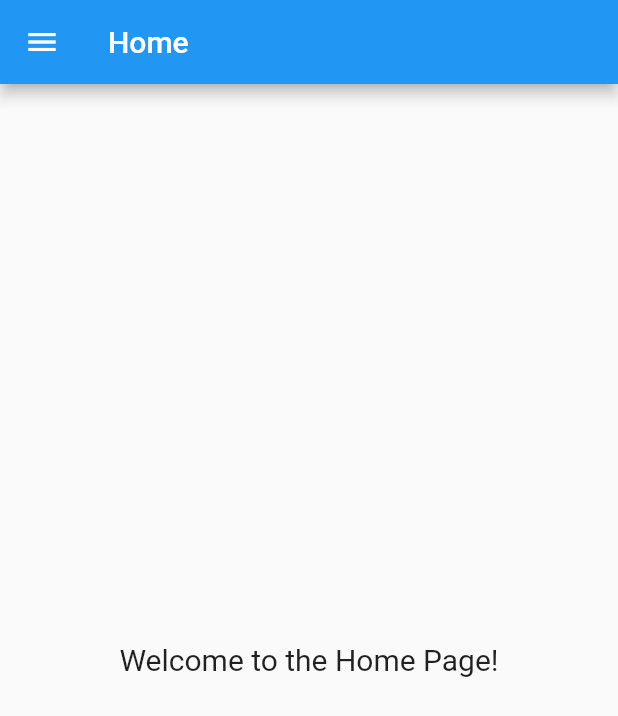
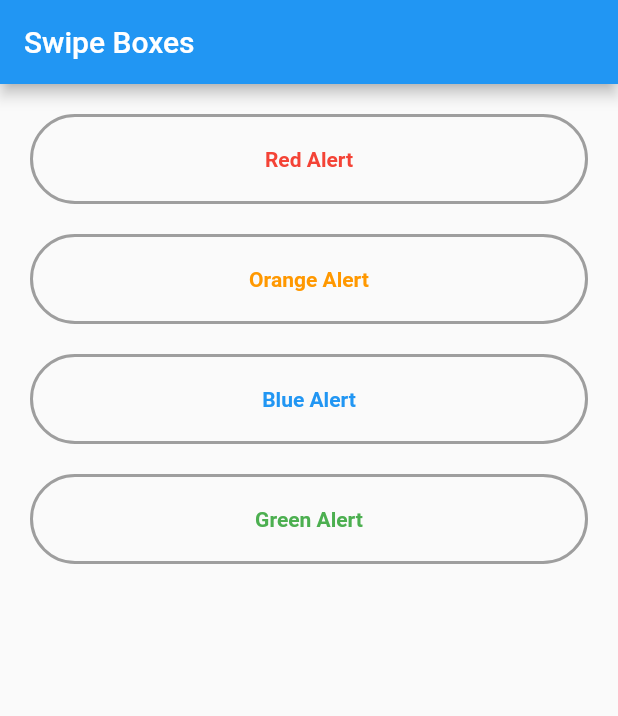
Before and after one commit to vishruth-r/AidLinkApp, a Flutter app: the HomePage screen opened directly, on a phone screen of 412 x 824 dp. Shown: the top 716 px of the screen. Run offline on Flutter 3.47's test engine with Material 2 defaults, Android fonts, the phone set to English and light mode, and no system bars; our stand-ins replace shared_preferences; accounts and stored records are empty.

Commit message:
feat: user homepage

```diff
--- a/lib/constants.dart
+++ b/lib/constants.dart
@@ -1,3 +1,3 @@
 class Constants {
-  static const String apiUrl = 'http://192.168.29.199:8000'; // Replace with your API endpoint
+  static const String apiUrl = 'api_url_here';
 }
--- a/lib/screens/home_page.dart
+++ b/lib/screens/home_page.dart
@@ -1,56 +1,108 @@
 import 'package:flutter/material.dart';
-import 'package:shared_preferences/shared_preferences.dart';
-import 'login_page.dart';
 
-class HomePage extends StatelessWidget {
+void main() {
+  runApp(MyApp());
+}
+
+class MyApp extends StatelessWidget {
+  @override
+  Widget build(BuildContext context) {
+    return MaterialApp(
+      title: 'Swipe Boxes',
+      theme: ThemeData(
+        primarySwatch: Colors.blue,
+      ),
+      home: HomePage(),
+    );
+  }
+}
+
+class HomePage extends StatefulWidget {
+  @override
+  _HomePageState createState() => _HomePageState();
+}
+
+class _HomePageState extends State<HomePage> {
+  Color _redBoxColor = Colors.grey;
+  Color _orangeBoxColor = Colors.grey;
+  Color _blueBoxColor = Colors.grey;
+  Color _greenBoxColor = Colors.grey;
+
+  bool _snackBarShown = false;
+
   @override
   Widget build(BuildContext context) {
     return Scaffold(
       appBar: AppBar(
-        title: Text('Home'),
+        title: Text('Swipe Boxes'),
       ),
-      drawer: Drawer(
-        child: ListView(
-          padding: EdgeInsets.zero,
-          children: <Widget>[
-            DrawerHeader(
-              decoration: BoxDecoration(
-                color: Colors.blue,
-              ),
-              child: Text(
-                'Drawer Header',
-                style: TextStyle(
-                  color: Colors.white,
-                  fontSize: 24,
-                ),
+      body: ListView(
+        padding: EdgeInsets.all(20.0),
+        children: [
+          _buildSwipeBox(Colors.red, _redBoxColor, "Red Alert"),
+          SizedBox(height: 20),
+          _buildSwipeBox(Colors.orange, _orangeBoxColor, "Orange Alert"),
+          SizedBox(height: 20),
+          _buildSwipeBox(Colors.blue, _blueBoxColor, "Blue Alert"),
+          SizedBox(height: 20),
+          _buildSwipeBox(Colors.green, _greenBoxColor, "Green Alert"),
+        ],
+      ),
+    );
+  }
+
+  Widget _buildSwipeBox(Color color, Color boxColor, String alertText) {
+    return SizedBox(
+      height: 60,
+      child: GestureDetector(
+        onHorizontalDragUpdate: (details) {
+          if (!_snackBarShown && details.delta.dx > 0) {
+            setState(() {
+              boxColor = color;
+              _showSnackBar(alertText);
+              _snackBarShown = true;
+            });
+          }
+          if (details.delta.dx < 0) {
+            setState(() {
+              boxColor = Colors.grey;
+              _snackBarShown = false;
+            });
+          }
+        },
+        child: Container(
+          decoration: BoxDecoration(
+            border: Border.all(
+              color: boxColor,
+              width: 2.0,
+            ),
+            borderRadius: BorderRadius.circular(30.0),
+          ),
+          child: Center(
+            child: Text(
+              alertText,
+              style: TextStyle(
+                color: color,
+                fontWeight: FontWeight.bold,
               ),
             ),
-            ListTile(
-              title: Text('Logout'),
-              onTap: () {
-                _logout(context);
-              },
-            ),
-          ],
-        ),
-      ),
-      body: Center(
-        child: Text(
-          'Welcome to the Home Page!',
-          style: TextStyle(fontSize: 20),
+          ),
         ),
       ),
     );
   }
 
-  Future<void> _logout(BuildContext context) async {
-    final SharedPreferences prefs = await SharedPreferences.getInstance();
-    await prefs.remove('user_token'); // Remove the stored token
-
-    // Navigate to the login page and remove all routes on top
-    Navigator.of(context).pushAndRemoveUntil(
-      MaterialPageRoute(builder: (context) => LoginPage()),
-          (Route<dynamic> route) => false,
-    );
+  void _showSnackBar(String text) {
+    print("alert shown");
+    ScaffoldMessenger.of(context).showSnackBar(
+      SnackBar(
+        content: Text(text),
+        duration: Duration(seconds: 2),
+      ),
+    ).closed.then((reason) {
+      setState(() {
+        _snackBarShown = false; // Reset the flag after the SnackBar is closed
+      });
+    });
   }
 }
--- a/lib/screens/login_page.dart
+++ b/lib/screens/login_page.dart
@@ -55,11 +55,9 @@ class _LoginFormState extends State<LoginForm> {
             String username = _usernameController.text;
             String password = _passwordController.text;
 
-            // Call login function from LoginService
             String? token = await loginService.loginUser(username, password);
 
             if (token != null) {
-              // If login successful, store the token and navigate to home page
               await loginService.saveToken(token);
               Navigator.pushReplacement(
                 context,
--- a/lib/services/login_services.dart
+++ b/lib/services/login_services.dart
@@ -8,7 +8,7 @@ class LoginService {
 
   Future<String?> loginUser(String username, String password) async {
     try {
-      final Uri loginUri = Uri.parse("http://192.168.29.199:8000/api/auth/login/");
+      final Uri loginUri = Uri.parse("${Constants.apiUrl}/api/auth/login/");
       print("works till here");
 
       final response = await http.post(loginUri,
@@ -18,7 +18,7 @@ class LoginService {
 
       if (response.statusCode == 200) {
         final Map<String, dynamic> responseData = json.decode(response.body);
-        final String token = responseData['token']; // Change 'token' to your token key
+        final String token = responseData['token'];
         await saveToken(token);
         return token;
       } else {
```
Also changed, not shown: lib/main.dart (+3 -4 lines), lib/screens/request_page.dart (added, +73 -0 lines), lib/ad_alerts_page.dart (added).
